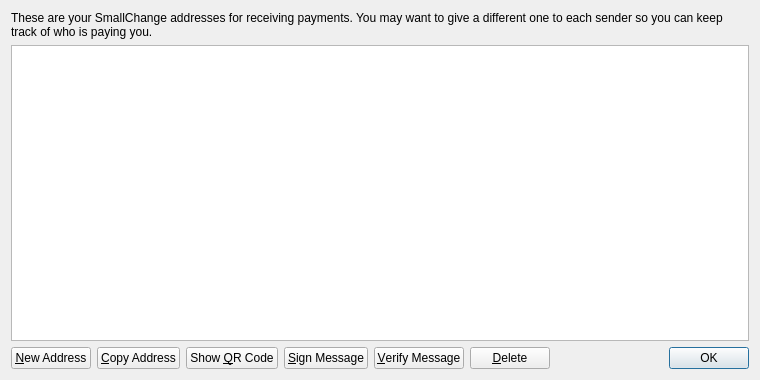
Old version of the form src/qt/forms/addressbookpage.ui in the repository eightyfourcoin/KaChingCoin.
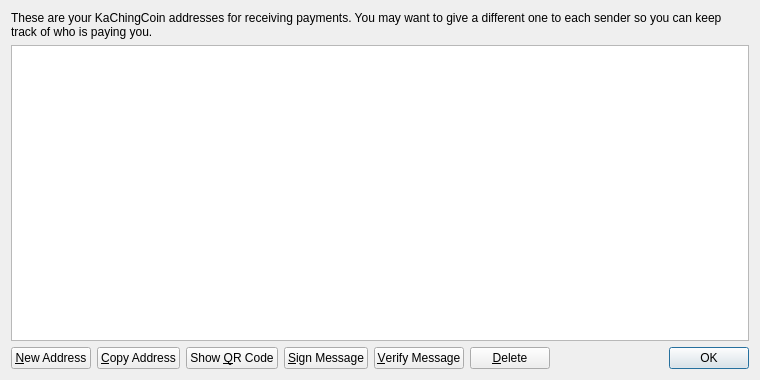
New version of the form. Icons and pictures are not drawn.

Patch:
```diff
--- a/src/qt/forms/addressbookpage.ui
+++ b/src/qt/forms/addressbookpage.ui
@@ -17,7 +17,7 @@
    <item>
     <widget class="QLabel" name="labelExplanation">
      <property name="text">
-      <string>These are your SmallChange addresses for receiving payments. You may want to give a different one to each sender so you can keep track of who is paying you.</string>
+      <string>These are your KaChingCoin addresses for receiving payments. You may want to give a different one to each sender so you can keep track of who is paying you.</string>
      </property>
      <property name="textFormat">
       <enum>Qt::PlainText</enum>
```
